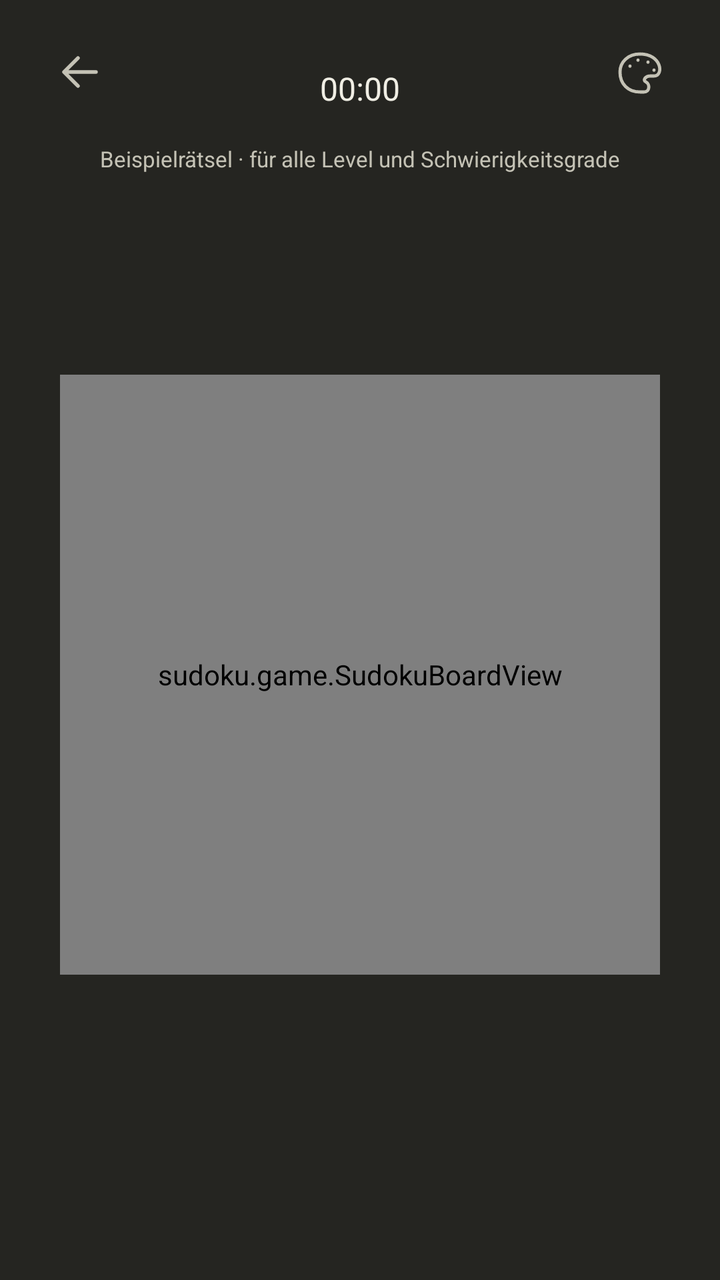
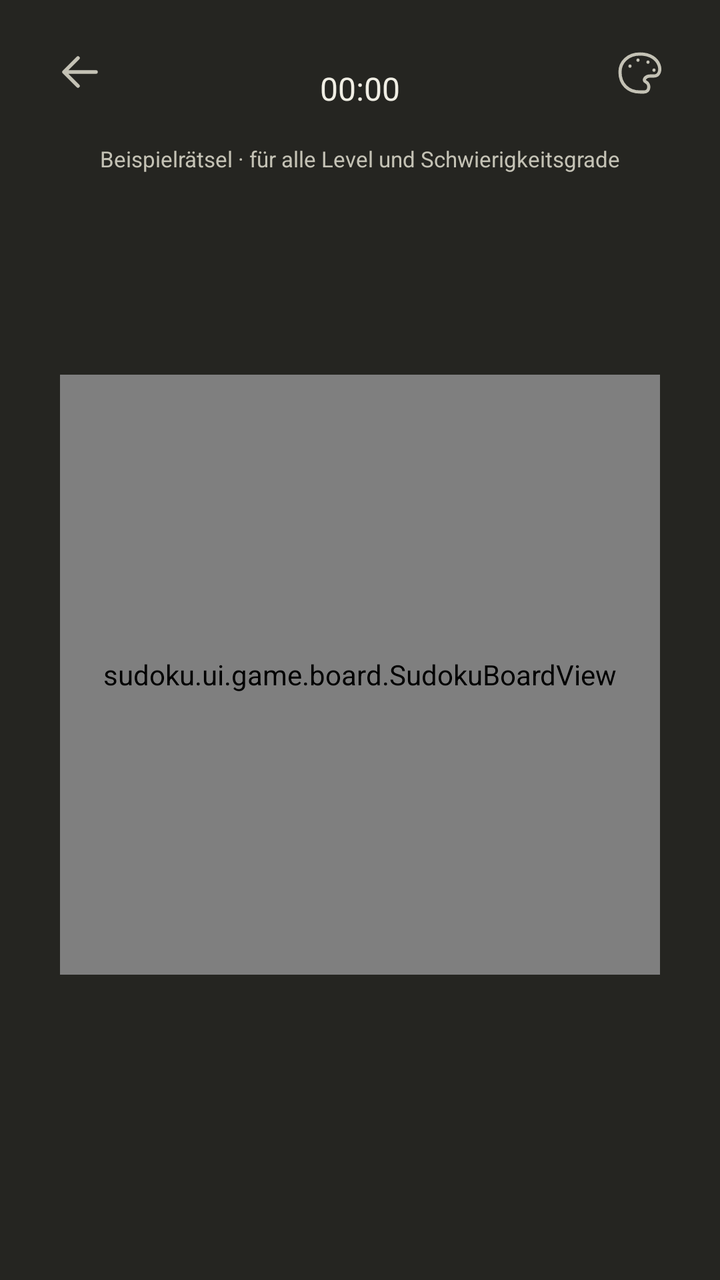

An Android layout rendered at two revisions. The XML below is the earlier revision; the diff shows what the commit changed to produce the second picture.
<!-- AndroidManifest.xml: application theme Theme.Sudoku -->
<!-- res/layout/activity_game.xml -->
<?xml version="1.0" encoding="utf-8"?>
<androidx.constraintlayout.widget.ConstraintLayout xmlns:android="http://schemas.android.com/apk/res/android"
    xmlns:app="http://schemas.android.com/apk/res-auto"
    android:id="@+id/game_root"
    android:keepScreenOn="true"
    android:layout_width="match_parent"
    android:layout_height="match_parent">

    <LinearLayout
        android:id="@+id/game_header"
        android:layout_width="0dp"
        android:layout_height="56dp"
        android:layout_marginHorizontal="12dp"
        android:layout_marginTop="8dp"
        android:gravity="center_vertical"
        android:orientation="horizontal"
        app:layout_constraintEnd_toEndOf="parent"
        app:layout_constraintStart_toStartOf="parent"
        app:layout_constraintTop_toTopOf="parent">

        <ImageButton
            android:id="@+id/back_home"
            style="@style/Widget.Sudoku.IconButton"
            android:contentDescription="@string/back_home"
            android:src="@drawable/ic_back" />

        <LinearLayout
            android:layout_width="0dp"
            android:layout_height="wrap_content"
            android:layout_weight="1"
            android:gravity="center"
            android:orientation="vertical">

            <TextView
                android:id="@+id/game_difficulty"
                android:layout_width="wrap_content"
                android:layout_height="wrap_content"
                android:textColor="?attr/homeMuted"
                android:textSize="12sp" />

            <TextView
                android:id="@+id/game_timer"
                android:layout_width="wrap_content"
                android:layout_height="wrap_content"
                android:fontFeatureSettings="tnum"
                android:text="@string/timer_initial"
                android:textColor="?attr/homeForeground"
                android:textSize="16sp" />
        </LinearLayout>

        <ImageButton
            android:id="@+id/game_theme"
            style="@style/Widget.Sudoku.IconButton"
            android:contentDescription="@string/choose_theme"
            android:src="@drawable/ic_palette" />
    </LinearLayout>

    <androidx.core.widget.NestedScrollView
        android:id="@+id/game_scroll"
        android:layout_width="0dp"
        android:layout_height="0dp"
        android:fillViewport="true"
        android:scrollbars="none"
        app:layout_constraintBottom_toBottomOf="parent"
        app:layout_constraintEnd_toEndOf="parent"
        app:layout_constraintStart_toStartOf="parent"
        app:layout_constraintTop_toBottomOf="@id/game_header">

        <androidx.constraintlayout.widget.ConstraintLayout
            android:layout_width="match_parent"
            android:layout_height="wrap_content"
            android:minHeight="660dp">

            <TextView
                android:id="@+id/sample_puzzle_label"
                android:layout_width="wrap_content"
                android:layout_height="wrap_content"
                android:layout_marginTop="8dp"
                android:text="@string/sample_puzzle"
                android:textColor="?attr/homeMuted"
                android:textSize="11sp"
                app:layout_constraintEnd_toEndOf="parent"
                app:layout_constraintStart_toStartOf="parent"
                app:layout_constraintTop_toTopOf="parent" />

            <androidx.constraintlayout.widget.ConstraintLayout
                android:id="@+id/board_area"
                android:layout_width="0dp"
                android:layout_height="0dp"
                android:layout_marginTop="16dp"
                android:layout_marginBottom="40dp"
                app:layout_constraintBottom_toTopOf="@id/number_pad"
                app:layout_constraintEnd_toEndOf="parent"
                app:layout_constraintStart_toStartOf="parent"
                app:layout_constraintTop_toBottomOf="@id/sample_puzzle_label">

                <sudoku.game.SudokuBoardView
                    android:id="@+id/sudoku_board"
                    android:layout_width="300dp"
                    android:layout_height="300dp"
                    app:layout_constraintBottom_toBottomOf="parent"
                    app:layout_constraintEnd_toEndOf="parent"
                    app:layout_constraintStart_toStartOf="parent"
                    app:layout_constraintTop_toTopOf="parent" />
            </androidx.constraintlayout.widget.ConstraintLayout>

            <TextView
                android:id="@+id/game_completed"
                android:layout_width="wrap_content"
                android:layout_height="wrap_content"
                android:accessibilityLiveRegion="polite"
                android:text="@string/game_completed"
                android:textColor="?attr/homeForeground"
                android:textSize="18sp"
                android:visibility="gone"
                app:layout_constraintBottom_toTopOf="@id/number_pad"
                app:layout_constraintEnd_toEndOf="parent"
                app:layout_constraintStart_toStartOf="parent" />

            <GridLayout
                android:id="@+id/number_pad"
                android:layout_width="0dp"
                android:layout_height="wrap_content"
                android:layout_marginHorizontal="16dp"
                android:layout_marginBottom="48dp"
                android:columnCount="5"
                android:layoutDirection="ltr"
                android:rowCount="2"
                app:layout_constraintBottom_toTopOf="@id/game_tools"
                app:layout_constraintEnd_toEndOf="parent"
                app:layout_constraintStart_toStartOf="parent"
                app:layout_constraintWidth_max="360dp" />

            <LinearLayout
                android:id="@+id/game_tools"
                android:layout_width="0dp"
                android:layout_height="56dp"
                android:layout_marginHorizontal="24dp"
                android:layout_marginBottom="8dp"
                android:gravity="center"
                android:orientation="horizontal"
                app:layout_constraintBottom_toBottomOf="parent"
                app:layout_constraintEnd_toEndOf="parent"
                app:layout_constraintStart_toStartOf="parent"
                app:layout_constraintWidth_max="440dp">

                <com.google.android.material.button.MaterialButton
                    android:id="@+id/restart_game"
                    style="@style/Widget.Sudoku.ToolButton"
                    android:layout_width="0dp"
                    android:layout_weight="1"
                    android:contentDescription="@string/new_game"
                    app:icon="@drawable/ic_restart" />

                <com.google.android.material.button.MaterialButton
                    android:id="@+id/game_settings"
                    style="@style/Widget.Sudoku.ToolButton"
                    android:layout_width="0dp"
                    android:layout_weight="1"
                    android:contentDescription="@string/settings"
                    app:icon="@drawable/ic_settings" />

                <com.google.android.material.button.MaterialButton
                    android:id="@+id/notes"
                    style="@style/Widget.Sudoku.ToolButton"
                    android:layout_width="0dp"
                    android:layout_weight="1"
                    android:checkable="true"
                    android:contentDescription="@string/notes_disabled"
                    app:backgroundTint="@color/notes_background"
                    app:icon="@drawable/ic_notes" />

                <com.google.android.material.button.MaterialButton
                    android:id="@+id/undo"
                    style="@style/Widget.Sudoku.ToolButton"
                    android:layout_width="0dp"
                    android:layout_weight="1"
                    android:contentDescription="@string/undo"
                    app:icon="@drawable/ic_undo" />
            </LinearLayout>
        </androidx.constraintlayout.widget.ConstraintLayout>
    </androidx.core.widget.NestedScrollView>
</androidx.constraintlayout.widget.ConstraintLayout>
<!-- resources referenced by this layout -->
<resources>
  <!-- drawable ic_back (drawable) -->
  <vector xmlns:android="http://schemas.android.com/apk/res/android"
      android:width="24dp" android:height="24dp" android:viewportWidth="24" android:viewportHeight="24">
      <path android:pathData="M20,12 L4,12 M11,5 L4,12 L11,19"
          android:fillColor="@android:color/transparent" android:strokeColor="?attr/homeForeground"
          android:strokeWidth="1.8" android:strokeLineCap="round" android:strokeLineJoin="round" />
  </vector>
  <!-- drawable ic_notes (drawable) -->
  <vector xmlns:android="http://schemas.android.com/apk/res/android"
      android:width="24dp"
      android:height="24dp"
      android:viewportWidth="24"
      android:viewportHeight="24">
      <path
          android:fillColor="@android:color/transparent"
          android:pathData="M4,17 L3,22 L8,21 L21,8 L17,4 Z M14,7 L18,11"
          android:strokeColor="?attr/homeMuted"
          android:strokeLineCap="round"
          android:strokeLineJoin="round"
          android:strokeWidth="1.6" />
  </vector>
  <!-- drawable ic_palette (drawable) -->
  <vector xmlns:android="http://schemas.android.com/apk/res/android"
      android:width="24dp"
      android:height="24dp"
      android:viewportWidth="24"
      android:viewportHeight="24">
      <path
          android:fillColor="@android:color/transparent"
          android:pathData="M12,3 C6,3 2,7 2,12 C2,18 6,22 12,22 L14,22 C17,22 17,18 15,17 C13,16 15,14 17,14 L19,14
              C24,14 23,3 12,3 Z M7,9 L7,9.1 M11,6 L11,6.1 M16,7 L16,7.1 M19,11 L19,11.1"
          android:strokeColor="?attr/homeMuted"
          android:strokeLineCap="round"
          android:strokeLineJoin="round"
          android:strokeWidth="1.6" />
  </vector>
  <!-- drawable ic_restart (drawable) -->
  <vector xmlns:android="http://schemas.android.com/apk/res/android"
      android:width="24dp"
      android:height="24dp"
      android:viewportWidth="24"
      android:viewportHeight="24">
      <path
          android:fillColor="@android:color/transparent"
          android:pathData="M20,8 A9,9 0,1 0,21 16 M20,2 L20,8 L14,8"
          android:strokeColor="?attr/homeMuted"
          android:strokeLineCap="round"
          android:strokeLineJoin="round"
          android:strokeWidth="1.6" />
  </vector>
  <!-- drawable ic_undo (drawable) -->
  <vector xmlns:android="http://schemas.android.com/apk/res/android"
      android:width="24dp"
      android:height="24dp"
      android:viewportWidth="24"
      android:viewportHeight="24">
      <path
          android:fillColor="@android:color/transparent"
          android:pathData="M8,5 L3,10 L8,15 M3,10 L15,10 C23,10 23,21 15,21"
          android:strokeColor="?attr/homeMuted"
          android:strokeLineCap="round"
          android:strokeLineJoin="round"
          android:strokeWidth="1.6" />
  </vector>
  <string name="back_home">Zur Startseite</string>
  <string name="choose_theme">Farbthema wählen</string>
  <string name="game_completed">Geschafft. Gut gelöst!</string>
  <string name="new_game">Neues Spiel</string>
  <string name="notes_disabled">Notizen ausgeschaltet</string>
  <string name="sample_puzzle">Beispielrätsel · für alle Level und Schwierigkeitsgrade</string>
  <string name="settings">Einstellungen</string>
  <string name="timer_initial">00:00</string>
  <string name="undo">Rückgängig</string>
  <style name="Widget.Sudoku.IconButton" parent="Widget.AppCompat.ImageButton">
          <item name="android:layout_width">56dp</item>
          <item name="android:layout_height">56dp</item>
          <item name="android:background">?attr/selectableItemBackgroundBorderless</item>
          <item name="android:padding">17dp</item>
          <item name="android:tint">?attr/homeMuted</item>
      </style>
  <color name="aurum_background">#252521</color>
  <color name="aurum_foreground">#F0EEE4</color>
  <color name="aurum_muted">#C4C2B5</color>
  <color name="aurum_accent">#B9AE76</color>
  <color name="aurum_outline">#77766A</color>
  <!-- unchanged entries left out for length: 3 -->
</resources>

<!-- the commit's change to res/layout/activity_game.xml (unified diff, before → after) -->
@@ -94,7 +94,7 @@
                 app:layout_constraintStart_toStartOf="parent"
                 app:layout_constraintTop_toBottomOf="@id/sample_puzzle_label">
 
-                <sudoku.game.SudokuBoardView
+                <sudoku.ui.game.board.SudokuBoardView
                     android:id="@+id/sudoku_board"
                     android:layout_width="300dp"
                     android:layout_height="300dp"
